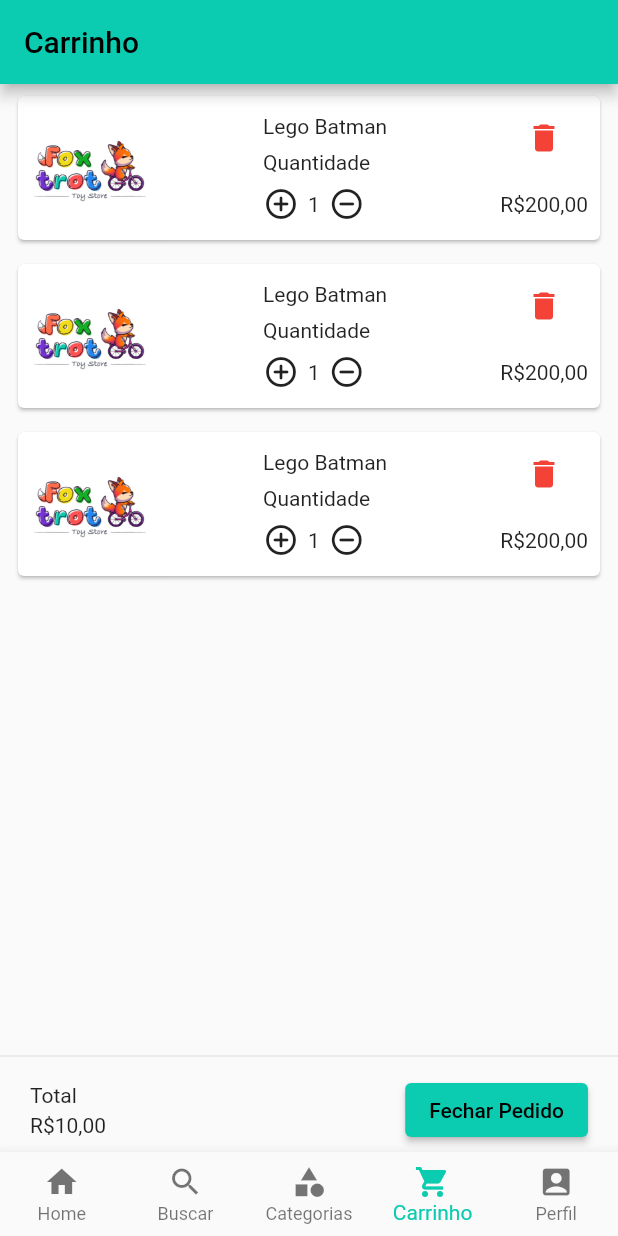
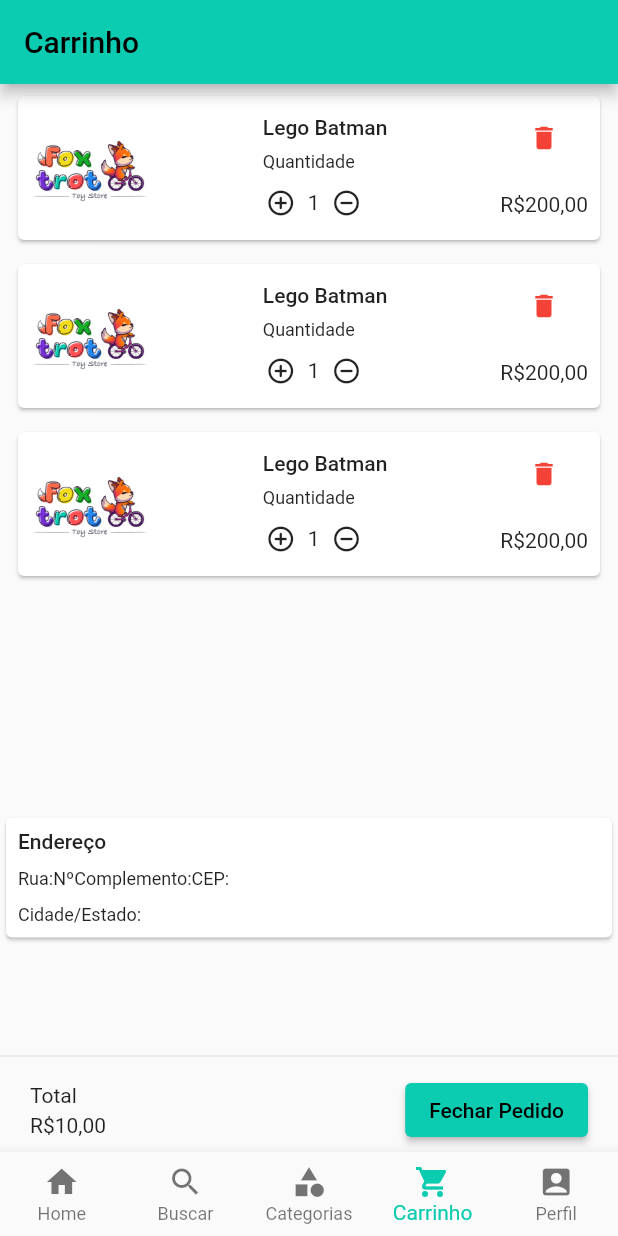
Before and after one commit to CammyFerreira/Projeto_Flutter, a Flutter app: the screen it shows after launch, item 4 of the bottom bar chosen, on a phone screen of 412 x 824 dp. Run offline on Flutter 3.47's test engine with Material 2 defaults, Android fonts, the phone set to English and light mode, and no system bars; our stand-ins replace carousel_slider, email_validator, fluttertoast, google_fonts; network calls fail.

Commit message:
CarrinhoV2

```diff
--- a/projeto_flutter/lib/components/carrinho_card.dart
+++ b/projeto_flutter/lib/components/carrinho_card.dart
@@ -22,12 +22,18 @@ class CarrinhoCard extends StatelessWidget {
               crossAxisAlignment: CrossAxisAlignment.start,
               mainAxisAlignment: MainAxisAlignment.start,
               children: [
-                const Text('Lego Batman'),
+                const Text(
+                  'Lego Batman',
+                  style: TextStyle(fontWeight: FontWeight.w500),
+                ),
                 const Padding(
                   padding: EdgeInsets.symmetric(
                     vertical: 8,
                   ),
-                  child: Text('Quantidade'),
+                  child: Text(
+                    'Quantidade',
+                    style: TextStyle(fontSize: 12),
+                  ),
                 ),
                 Row(
                   children: [
@@ -36,6 +42,7 @@ class CarrinhoCard extends StatelessWidget {
                       constraints: const BoxConstraints(),
                       onPressed: () {},
                       icon: const Icon(
+                        size: 20,
                         Icons.add_circle_outline_rounded,
                       ),
                     ),
@@ -45,6 +52,7 @@ class CarrinhoCard extends StatelessWidget {
                       constraints: const BoxConstraints(),
                       onPressed: () {},
                       icon: const Icon(
+                        size: 20,
                         Icons.remove_circle_outline_rounded,
                       ),
                     ),
@@ -60,6 +68,7 @@ class CarrinhoCard extends StatelessWidget {
                   constraints: const BoxConstraints(),
                   onPressed: () {},
                   icon: const Icon(
+                    size: 20,
                     Icons.delete,
                   ),
                 ),
--- a/projeto_flutter/lib/views/carrinho.dart
+++ b/projeto_flutter/lib/views/carrinho.dart
@@ -2,6 +2,7 @@ import 'package:flutter/material.dart';
 import 'package:projeto_flutter/components/carrinho_card.dart';
 import 'package:projeto_flutter/controllers/categorias_controller.dart';
 import 'package:projeto_flutter/models/category.dart';
+import 'package:projeto_flutter/views/fragments/endereco.dart';
 
 class CarrinhoView extends StatefulWidget {
   const CarrinhoView({super.key});
@@ -31,6 +32,7 @@ class _CarrinhoViewState extends State<CarrinhoView> {
             padding: EdgeInsets.symmetric(horizontal: 8, vertical:4 ),
             child: CarrinhoCard(),
           ),
+          EnderecoCard(),
           const Spacer(),
           const Divider(),
           Padding(
--- /dev/null
+++ b/projeto_flutter/lib/views/fragments/endereco.dart
@@ -0,0 +1,64 @@
+import 'package:flutter/material.dart';
+import 'package:flutter/src/widgets/framework.dart';
+import 'package:flutter/src/widgets/placeholder.dart';
+class EnderecoCard extends StatelessWidget {
+  const EnderecoCard({super.key});
+
+  @override
+  Widget build(BuildContext context) {
+    return Padding(
+      padding: const EdgeInsets.only(top: 149),
+      child: Card(
+        child: Padding(
+          padding: const EdgeInsets.all(8.0),
+          child: Row(
+            mainAxisAlignment: MainAxisAlignment.spaceBetween,
+            children: [
+
+              Column(
+                crossAxisAlignment: CrossAxisAlignment.start,
+                mainAxisAlignment: MainAxisAlignment.start,
+                children: [
+                  const Text(
+                    'Endereço',
+                    style: TextStyle(fontWeight: FontWeight.w500),
+                  ),
+                   Padding(
+                    padding: EdgeInsets.symmetric(
+                      vertical: 10,
+                    ),
+                    child: Row(
+                      children: [
+                        Text(
+                          'Rua:',
+                          style: TextStyle(fontSize: 12),
+                        ),
+                        Text(
+                          'Nº',
+                          style: TextStyle(fontSize: 12),
+                        ),
+                        Text(
+                          'Complemento:',
+                          style: TextStyle(fontSize: 12),
+                        ),
+                        Text(
+                          'CEP:',
+                          style: TextStyle(fontSize: 12),
+                        ),
+                      ],
+                    ),
+
+                  ),
+                  Text(
+                          'Cidade/Estado:',
+                          style: TextStyle(fontSize: 12),
+                        ),
+                ],
+              ),
+            ],
+          ),
+        ),
+      ),
+    );
+  }
+}
```
